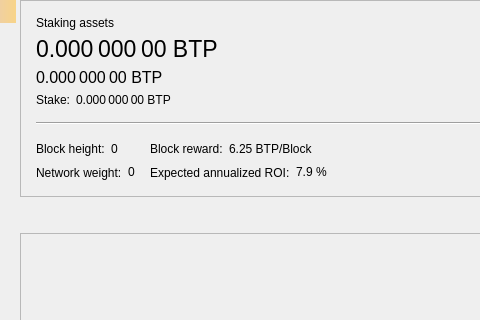
This is src/qt/forms/stakepage.ui in BitcoinPoS/BitcoinPoS as Qt 5 draws it before an edit; both pictures show x 0 to 480 and y 0 to 320 of the 714 by 450 pixel window. The edited form follows.
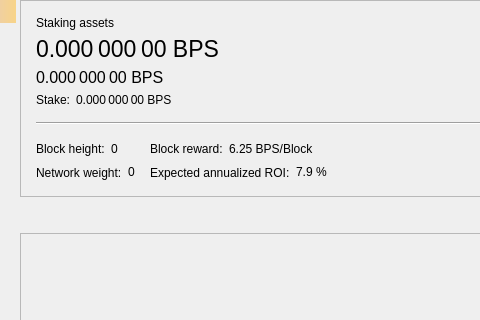
This is the edited form. Custom widgets are drawn as their Qt base class.

Diff of the .ui file:
```diff
--- a/src/qt/forms/stakepage.ui
+++ b/src/qt/forms/stakepage.ui
@@ -69,7 +69,7 @@
            <string>Your current spendable balance</string>
           </property>
           <property name="text">
-           <string notr="true">0.000 000 00 BTP</string>
+           <string notr="true">0.000 000 00 BPS</string>
           </property>
           <property name="alignment">
            <set>Qt::AlignLeading|Qt::AlignLeft|Qt::AlignVCenter</set>
@@ -93,7 +93,7 @@
            <string>Your immature balance</string>
           </property>
           <property name="text">
-           <string notr="true">0.000 000 00 BTP</string>
+           <string notr="true">0.000 000 00 BPS</string>
           </property>
           <property name="alignment">
            <set>Qt::AlignLeading|Qt::AlignLeft|Qt::AlignVCenter</set>
@@ -150,7 +150,7 @@
           <item>
            <widget class="QLabel" name="labelStake">
             <property name="text">
-             <string>0.000 000 00 BTP</string>
+             <string>0.000 000 00 BPS</string>
             </property>
             <property name="alignment">
              <set>Qt::AlignLeading|Qt::AlignLeft|Qt::AlignVCenter</set>
@@ -282,7 +282,7 @@
           <item>
            <widget class="QLabel" name="labelReward">
             <property name="text">
-             <string>6.25 BTP/Block</string>
+             <string>6.25 BPS/Block</string>
             </property>
             <property name="alignment">
              <set>Qt::AlignLeading|Qt::AlignLeft|Qt::AlignVCenter</set>
```
